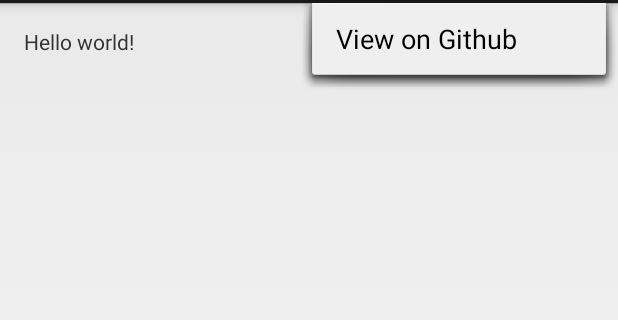
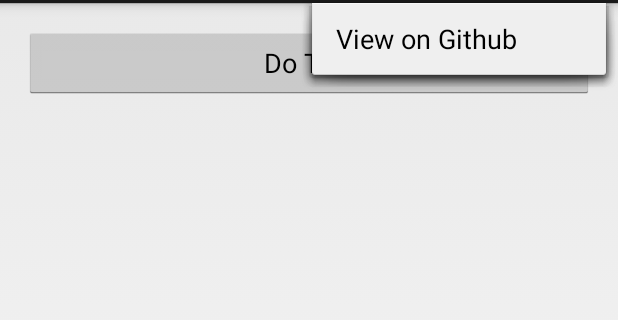
Before and after one commit to myriadmobile/hopscotch, an Android app: the screen it shows after launch (MainActivity), with the options menu open, on a phone screen of 412 x 824 dp, the part 69-389 px from its top. Run offline under Robolectric (Android 15) with nearby library versions, the phone set to English and light mode, and no system bars.

Commit message:
Modified example for simple test case

```diff
--- a/Example/src/main/AndroidManifest.xml
+++ b/Example/src/main/AndroidManifest.xml
@@ -16,6 +16,8 @@
                 <category android:name="android.intent.category.LAUNCHER" />
             </intent-filter>
         </activity>
+
+        <activity android:name=".DetailActivity"></activity>
     </application>
 
 </manifest>
--- a/Example/src/main/java/com/myriadmobile/serializablepath/example/MainActivity.java
+++ b/Example/src/main/java/com/myriadmobile/serializablepath/example/MainActivity.java
@@ -4,8 +4,15 @@
 import android.content.Intent;
 import android.net.Uri;
 import android.os.Bundle;
+import android.os.Parcelable;
 import android.view.Menu;
 import android.view.MenuItem;
+import android.view.View;
+import android.widget.Button;
+
+import com.myriadmobile.serializablepath.SerializablePath;
+
+import java.io.Serializable;
 
 
 public class MainActivity extends Activity {
@@ -14,6 +21,19 @@
     protected void onCreate(Bundle savedInstanceState) {
         super.onCreate(savedInstanceState);
         setContentView(R.layout.activity_main);
+
+        final SerializablePath path = getPath();
+
+        Button button = (Button) findViewById(R.id.button_test_serialization);
+        button.setOnClickListener(new View.OnClickListener() {
+            @Override
+            public void onClick(View view) {
+                Intent intent = new Intent(view.getContext(), DetailActivity.class);
+                intent.putExtra(DetailActivity.EXTRA_PATH_PARCELABLE, (Parcelable) path);
+                intent.putExtra(DetailActivity.EXTRA_PATH_SERIALIZABLE, (Serializable) path);
+                startActivity(intent);
+            }
+        });
     }
 
 
@@ -35,4 +55,15 @@
         }
         return super.onOptionsItemSelected(item);
     }
+
+    private static SerializablePath getPath() {
+
+        SerializablePath path = new SerializablePath();
+        path.rMoveTo(10, 10);
+        path.lineTo(90, 10);
+        path.quadTo(90, 90, 10, 90);
+        path.close();
+
+        return path;
+    }
 }
--- a/Example/src/main/res/layout/activity_main.xml
+++ b/Example/src/main/res/layout/activity_main.xml
@@ -8,9 +8,10 @@
     android:paddingBottom="@dimen/activity_vertical_margin"
     tools:context=".MainActivity">
 
-    <TextView
-        android:text="@string/hello_world"
-        android:layout_width="wrap_content"
+    <Button
+        android:id="@+id/button_test_serialization"
+        android:text="Do Test"
+        android:layout_width="match_parent"
         android:layout_height="wrap_content" />
 
 </RelativeLayout>
```
Also changed, not shown: Example/src/main/java/com/myriadmobile/serializablepath/example/DetailActivity.java (added, +51 -0 lines).
